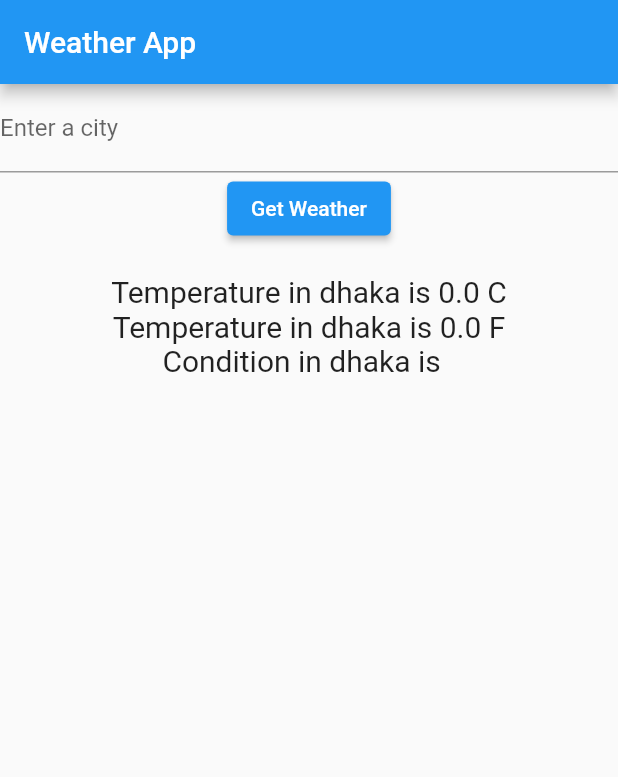
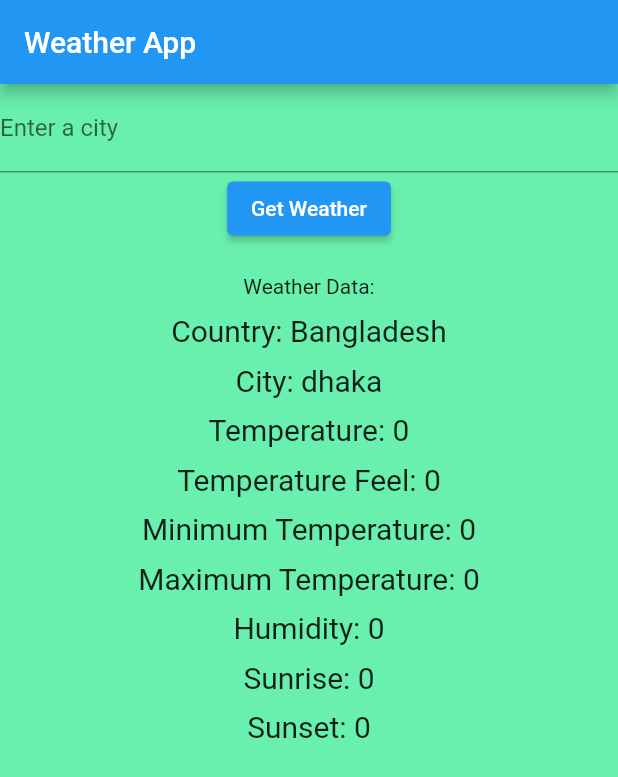
Before and after one commit to ashikurrahmanbhuiyan/weather_api, a Flutter app: the screen it shows after launch, after a tap on "Get Weather", on a phone screen of 412 x 824 dp. Shown: the top 777 px of the screen. Run offline on Flutter 3.47's test engine with Material 2 defaults, Android fonts, the phone set to English and light mode, and no system bars; network calls fail.

Commit message:
update with open weather api and wheather api both in app1 and app2

```diff
--- a/lib/main.dart
+++ b/lib/main.dart
@@ -3,7 +3,7 @@ import 'package:weather_app/screen.dart';
 import 'package:http/http.dart' as http;
 import 'dart:convert';
 
-void main() => runApp(MyApp());
+void main() => runApp(const MyApp1());
 
 class MyApp extends StatelessWidget {
   const MyApp({super.key});
@@ -15,3 +15,117 @@ class MyApp extends StatelessWidget {
     );
   }
 }
+
+class MyApp1 extends StatelessWidget {
+  const MyApp1({super.key});
+
+  @override
+  Widget build(BuildContext context) {
+    return const MaterialApp(
+      title: 'Weather App',
+      home: WeatherScreen(),
+    );
+  }
+}
+
+class WeatherScreen extends StatefulWidget {
+  const WeatherScreen({super.key});
+
+  @override
+  _WeatherScreenState createState() => _WeatherScreenState();
+}
+
+class _WeatherScreenState extends State<WeatherScreen> {
+  String country = 'Bangladesh';
+  String city = 'dhaka';
+  String showCity = 'dhaka';
+  String temp = '0';
+  String tempfeel = '0';
+  String mintemp = '0';
+  String maxtemp = '0';
+  String humidity = '0';
+  String sunrise = '0';
+  String sunset = '0';
+
+
+  @override
+  void initState() {
+    super.initState();
+    fetchWeatherData();
+  }
+
+  void fetchWeatherData() async {
+    final response = await http.get(Uri.http(
+      'api.openweathermap.org', '/data/2.5/weather',
+      {'q': city,'appid': 'fe33f02145218e70bea2ea99eec35ec1'})
+    );
+    print(json.decode(response.body));
+    setState(() {
+      country = json.decode(response.body)['sys']['country'].toString();
+      temp = json.decode(response.body)['main']['temp'].toString();
+      tempfeel = json.decode(response.body)['main']['feels_like'].toString();
+      mintemp = json.decode(response.body)['main']['temp_min'].toString();
+      maxtemp = json.decode(response.body)['main']['temp_max'].toString();
+      humidity = json.decode(response.body)['main']['humidity'].toString();
+      sunrise = json.decode(response.body)['sys']['sunrise'].toString();
+      sunset = json.decode(response.body)['sys']['sunset'].toString();
+
+    });
+  }
+
+  @override
+  Widget build(BuildContext context) {
+    return Scaffold(
+      appBar: AppBar(
+        title: const Text('Weather App'),
+      ),
+      backgroundColor: Colors.greenAccent,
+      body: Column(
+        children: [
+          TextField(
+            onChanged: (value) {
+              setState(() {
+                city = value;
+              });
+            },
+            decoration: const InputDecoration(
+              labelText: 'Enter a city',
+            ),
+          ),
+          ElevatedButton(
+            onPressed: () {
+              setState(() {
+                showCity = city;
+                fetchWeatherData();
+              });
+            },
+            child: const Text('Get Weather'),
+          ),
+          const SizedBox(height: 20),
+          const Text('Weather Data:'),
+          const SizedBox(height: 10),
+          Text('Country: $country', style: const TextStyle(fontSize: 20),),
+          const SizedBox(height: 10),
+          Text('City: $showCity', style: const TextStyle(fontSize: 20),),
+          const SizedBox(height: 10),
+          Text('Temperature: $temp', style: const TextStyle(fontSize: 20),),
+          const SizedBox(height: 10),
+          Text('Temperature Feel: $tempfeel', style: const TextStyle(fontSize: 20),),
+          const SizedBox(height: 10),
+          Text('Minimum Temperature: $mintemp', style: const TextStyle(fontSize: 20),),
+          const SizedBox(height: 10),
+          Text('Maximum Temperature: $maxtemp', style: const TextStyle(fontSize: 20),),
+          const SizedBox(height: 10),
+          Text('Humidity: $humidity', style: const TextStyle(fontSize: 20),),
+          const SizedBox(height: 10),
+          Text('Sunrise: $sunrise', style: const TextStyle(fontSize: 20),),
+          const SizedBox(height: 10),
+          Text('Sunset: $sunset', style: const TextStyle(fontSize: 20),),
+
+
+
+        ],
+      ),
+    );
+  }
+}
--- a/lib/screen.dart
+++ b/lib/screen.dart
@@ -26,6 +26,7 @@ class _ScreenState extends State<Screen> {
     setState(() {
       weather = Weather.fromJson(json.decode(response.body));
     });
+    print(json.decode(response.body));
   }
 
   @override
```
